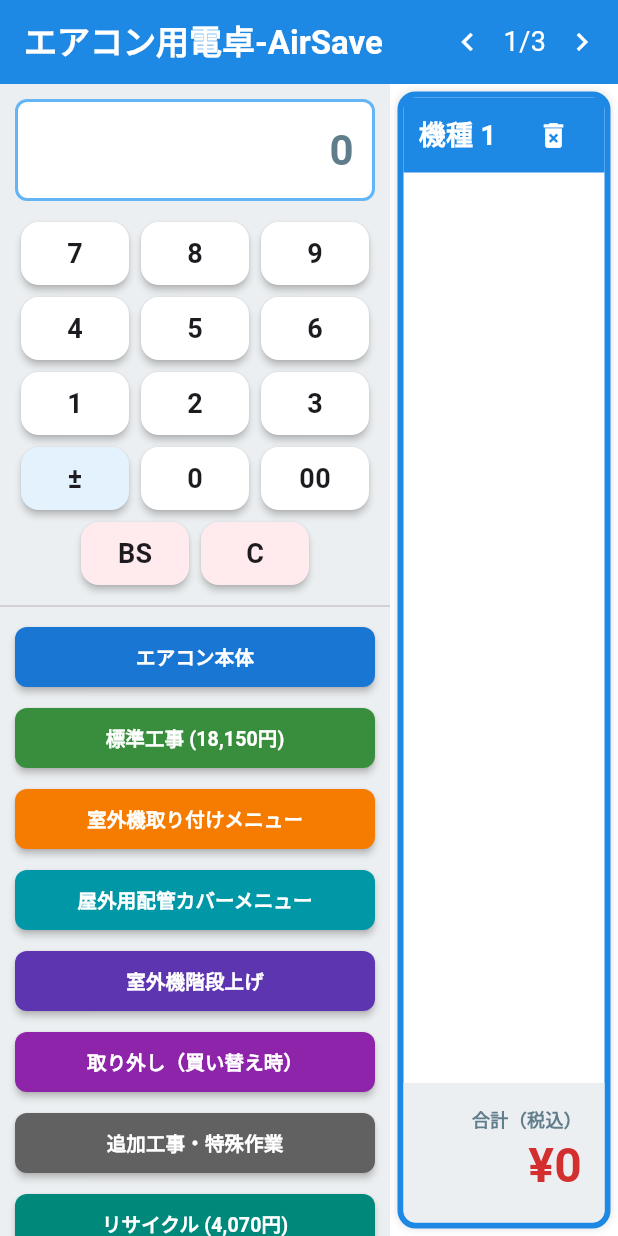
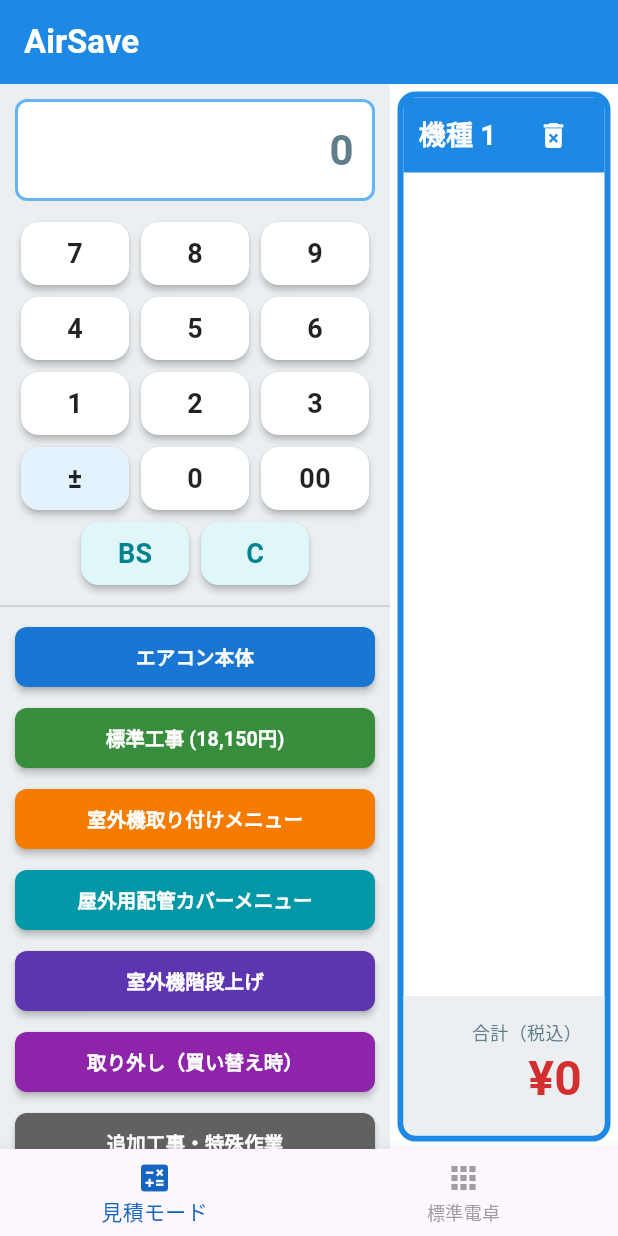
Before and after one commit to k-kei1412/Air-Conditioner, a Flutter app: the screen it shows after launch, on a phone screen of 412 x 824 dp. Run offline on Flutter 3.47's test engine with Material 3 defaults, Android fonts, the phone set to English and light mode, and no system bars; our stand-ins replace shared_preferences.

Commit message:
Update main.dart

```diff
--- a/lib/main.dart
+++ b/lib/main.dart
@@ -6,10 +6,47 @@
 void main() {
   runApp(const MaterialApp(
     debugShowCheckedModeBanner: false,
-    home: NojimaThreeCalcPage(),
+    home: MainNavigationPage(),
   ));
 }
 
+// ---------------------------------------------------------
+// 画面切り替えを管理するメインページ
+// ---------------------------------------------------------
+class MainNavigationPage extends StatefulWidget {
+  const MainNavigationPage({super.key});
+  @override
+  State<MainNavigationPage> createState() => _MainNavigationPageState();
+}
+
+class _MainNavigationPageState extends State<MainNavigationPage> {
+  int _screenIndex = 0;
+  final List<Widget> _screens = [
+    const NojimaThreeCalcPage(), // 画面1: エアコン見積
+    const SimpleCalcPage(),      // 画面2: 標準電卓
+  ];
+
+  @override
+  Widget build(BuildContext context) {
+    return Scaffold(
+      body: _screens[_screenIndex],
+      bottomNavigationBar: BottomNavigationBar(
+        currentIndex: _screenIndex,
+        onTap: (index) => setState(() => _screenIndex = index),
+        selectedItemColor: Colors.blue[800],
+        unselectedItemColor: Colors.grey,
+        items: const [
+          BottomNavigationBarItem(icon: Icon(Icons.calculate), label: '見積モード'),
+          BottomNavigationBarItem(icon: Icon(Icons.apps), label: '標準電卓'),
+        ],
+      ),
+    );
+  }
+}
+
+// ---------------------------------------------------------
+// 画面1: エアコン見積モード (AirSave)
+// ---------------------------------------------------------
 class NojimaThreeCalcPage extends StatefulWidget {
   const NojimaThreeCalcPage({super.key});
   @override
@@ -20,16 +57,12 @@
   final formatter = NumberFormat("#,###");
   List<String> modelNames = ["機種 1", "機種 2", "機種 3"];
   List<List<dynamic>> allData = [[], [], []];
-
   int selectedIndex = 0;
   String currentInput = "0";
   bool isNegative = false;
 
   @override
-  void initState() {
-    super.initState();
-    _loadData();
-  }
+  void initState() { super.initState(); _loadData(); }
 
   Future<void> _loadData() async {
     final prefs = await SharedPreferences.getInstance();
@@ -74,50 +107,34 @@
         "name": name,
         "price": val
       });
-      currentInput = "0";
-      isNegative = false;
-      _saveData();
+      currentInput = "0"; isNegative = false; _saveData();
     });
   }
 
   void _editModelName(int index) {
     TextEditingController controller = TextEditingController(text: modelNames[index]);
-    showDialog(
-      context: context,
-      builder: (context) => AlertDialog(
+    showDialog(context: context, builder: (context) => AlertDialog(
       title: const Text('機種名の変更'),
       content: TextField(controller: controller, decoration: const InputDecoration(hintText: "例: ダイキン 6畳")),
       actions: [
         TextButton(onPressed: () => Navigator.pop(context), child: const Text('キャンセル')),
-          TextButton(onPressed: () {
-            setState(() { modelNames[index] = controller.text; _saveData(); });
-            Navigator.pop(context);
-          }, child: const Text('保存')),
+        TextButton(onPressed: () { setState(() { modelNames[index] = controller.text; _saveData(); }); Navigator.pop(context); }, child: const Text('保存')),
       ],
-      ),
-    );
+    ));
   }
 
   void _showMenu(String title, Map<String, double> items) {
-    showModalBottomSheet(
-      context: context,
-      shape: const RoundedRectangleBorder(borderRadius: BorderRadius.vertical(top: Radius.circular(20))),
-      builder: (context) => Container(
+    showModalBottomSheet(context: context, shape: const RoundedRectangleBorder(borderRadius: BorderRadius.vertical(top: Radius.circular(20))), builder: (context) => Container(
       padding: const EdgeInsets.all(16),
-        child: Column(
-          mainAxisSize: MainAxisSize.min,
-          children: [
+      child: Column(mainAxisSize: MainAxisSize.min, children: [
         Text(title, style: const TextStyle(fontWeight: FontWeight.bold, fontSize: 18)),
         const Divider(),
         ...items.entries.map((e) => ListTile(
-              title: Text(e.key),
-              trailing: Text("¥${formatter.format(e.value)}"),
+          title: Text(e.key), trailing: Text("¥${formatter.format(e.value)}"),
           onTap: () { _addItem(e.key, fixedPrice: e.value); Navigator.pop(context); },
         )),
-          ],
-        ),
-      ),
-    );
+      ]),
+    ));
   }
 
   @override
@@ -126,26 +143,18 @@
     return Scaffold(
       backgroundColor: Colors.white,
       appBar: AppBar(
-        title: const Text('エアコン用電卓-AirSave', style: TextStyle(color: Colors.white, fontWeight: FontWeight.bold)),
+        title: const Text('AirSave', style: TextStyle(color: Colors.white, fontWeight: FontWeight.bold)),
         backgroundColor: Colors.blue[600],
-        actions: isPortrait ? [
-          IconButton(icon: const Icon(Icons.chevron_left, color: Colors.white), onPressed: () => setState(() => selectedIndex = (selectedIndex - 1 + 3) % 3)),
-          Center(child: Text('${selectedIndex + 1}/3', style: const TextStyle(color: Colors.white, fontSize: 18))),
-          IconButton(icon: const Icon(Icons.chevron_right, color: Colors.white), onPressed: () => setState(() => selectedIndex = (selectedIndex + 1) % 3)),
-        ] : null,
       ),
-      body: Row(
-        children: [
+      body: Row(children: [
         Container(width: 260, color: Colors.blueGrey[50], child: _buildLeftPanel()),
         Expanded(child: isPortrait ? _buildPriceColumn(selectedIndex) : Row(children: List.generate(3, (i) => Expanded(child: _buildPriceColumn(i))))),
-        ],
-      ),
+      ]),
     );
   }
 
   Widget _buildLeftPanel() {
-    return Column(
-      children: [
+    return Column(children: [
       Container(
         margin: const EdgeInsets.all(10), padding: const EdgeInsets.all(12),
         width: double.infinity, decoration: BoxDecoration(color: Colors.white, border: Border.all(color: Colors.blue[300]!, width: 2), borderRadius: BorderRadius.circular(8)),
@@ -165,16 +174,17 @@
         _itemBtn("特割", Colors.red[600]!, () => _addItem("特割", isMinus: true)),
         const SizedBox(height: 20),
       ])),
-      ],
-    );
+    ]);
   }
 
   Widget _buildNumPad() {
     List<String> keys = ["7", "8", "9", "4", "5", "6", "1", "2", "3", "±", "0", "00", "BS", "C"];
     return Wrap(alignment: WrapAlignment.center, children: keys.map((k) => SizedBox(
       width: 80, height: 50,
-      child: Card(elevation: 2, color: (k == "C" || k == "BS") ? Colors.red[50] : (k == "±" ? Colors.blue[50] : Colors.white),
-        child: InkWell(onTap: () => _handleKey(k), child: Center(child: Text(k, style: const TextStyle(fontSize: 18, fontWeight: FontWeight.bold))))),
+      child: Card(elevation: 2,
+        // 見積モードのクリア系も寒色（水色系）に変更
+        color: (k == "C" || k == "BS") ? Colors.cyan[50] : (k == "±" ? Colors.blue[50] : Colors.white),
+        child: InkWell(onTap: () => _handleKey(k), child: Center(child: Text(k, style: TextStyle(fontSize: 18, fontWeight: FontWeight.bold, color: (k == "C" || k == "BS") ? Colors.cyan[800] : Colors.black87))))),
     )).toList());
   }
 
@@ -185,120 +195,113 @@
   Widget _buildPriceColumn(int index) {
     bool active = selectedIndex == index;
     double total = allData[index].fold(0.0, (sum, item) => sum + (item['price'] as double));
-    return GestureDetector(
-      onTap: () => setState(() => selectedIndex = index),
-      child: Container(
+    return Container(
       margin: const EdgeInsets.all(5),
-        decoration: BoxDecoration(border: Border.all(color: active ? Colors.blue[600]! : Colors.grey[300]!, width: active ? 4 : 1), borderRadius: BorderRadius.circular(12), color: Colors.white, boxShadow: active ? [const BoxShadow(color: Colors.black12, blurRadius: 4)] : null),
+      decoration: BoxDecoration(border: Border.all(color: active ? Colors.blue[600]! : Colors.grey[300]!, width: active ? 4 : 1), borderRadius: BorderRadius.circular(12), color: Colors.white),
       child: Column(children: [
-          InkWell(
-            onLongPress: () => _editModelName(index),
-            child: Container(height: 50, color: active ? Colors.blue[600] : Colors.grey[400], padding: const EdgeInsets.symmetric(horizontal: 10),
-              child: Row(mainAxisAlignment: MainAxisAlignment.spaceBetween, children: [
+        InkWell(onLongPress: () => _editModelName(index), onTap: () => setState(() => selectedIndex = index), child: Container(height: 50, color: active ? Colors.blue[600] : Colors.grey[400], padding: const EdgeInsets.symmetric(horizontal: 10), child: Row(mainAxisAlignment: MainAxisAlignment.spaceBetween, children: [
           Expanded(child: Text(modelNames[index], style: const TextStyle(color: Colors.white, fontWeight: FontWeight.bold, fontSize: 18), overflow: TextOverflow.ellipsis)),
           IconButton(icon: const Icon(Icons.delete_forever, color: Colors.white, size: 22), onPressed: () => setState(() { allData[index] = []; _saveData(); })),
+        ]))),
+        Expanded(child: ReorderableListView(padding: EdgeInsets.zero, onReorder: (oldIdx, newIdx) { setState(() { if (newIdx > oldIdx) newIdx -= 1; final item = allData[index].removeAt(oldIdx); allData[index].insert(newIdx, item); _saveData(); }); }, children: [
+          for (int i = 0; i < allData[index].length; i++) Container(key: ValueKey(allData[index][i]['id']), decoration: BoxDecoration(border: Border(bottom: BorderSide(color: Colors.grey[100]!))), child: ListTile(dense: true, leading: const Icon(Icons.drag_handle), title: Text(allData[index][i]['name'], style: const TextStyle(fontSize: 14)), subtitle: Text("¥${formatter.format(allData[index][i]['price'])}", style: TextStyle(color: allData[index][i]['price'] < 0 ? Colors.red[700] : Colors.black, fontWeight: FontWeight.w900, fontSize: 22)), onTap: () => _showEditDialog(index, i), trailing: IconButton(icon: const Icon(Icons.close), onPressed: () { setState(() { allData[index].removeAt(i); _saveData(); }); }))),
         ])),
-          ),
-          Expanded(
-            child: ReorderableListView(
-              padding: EdgeInsets.zero,
-              onReorder: (oldIdx, newIdx) {
+        Container(padding: const EdgeInsets.all(15), width: double.infinity, decoration: BoxDecoration(color: Colors.blueGrey[50], borderRadius: const BorderRadius.vertical(bottom: Radius.circular(8))), child: Column(crossAxisAlignment: CrossAxisAlignment.end, children: [ const Text('合計（税込）', style: TextStyle(fontSize: 12, color: Colors.blueGrey)), Text("¥${formatter.format(total)}", style: TextStyle(fontSize: 32, fontWeight: FontWeight.bold, color: Colors.red[700]))])),
+      ]),
+    );
+  }
+
+  void _showEditDialog(int mIdx, int iIdx) {
+    TextEditingController c = TextEditingController(text: allData[mIdx][iIdx]['price'].toInt().abs().toString());
+    bool isN = allData[mIdx][iIdx]['price'] < 0;
+    showDialog(context: context, builder: (context) => StatefulBuilder(builder: (context, setS) => AlertDialog(title: Text('${allData[mIdx][iIdx]['name']}修正'), content: Row(children: [TextButton(onPressed: () => setS(() => isN = !isN), child: Text(isN ? "マイナス" : "プラス")), Expanded(child: TextField(controller: c, keyboardType: TextInputType.number, autofocus: true))]), actions: [TextButton(onPressed: () => Navigator.pop(context), child: const Text('キャンセル')), ElevatedButton(onPressed: () { setState(() { double p = double.tryParse(c.text) ?? 0; allData[mIdx][iIdx]['price'] = isN ? -p.abs() : p.abs(); _saveData(); }); Navigator.pop(context); }, child: const Text('保存'))])));
+  }
+}
+
+// ---------------------------------------------------------
+// 画面2: シンプル標準電卓 (裏面用)
+// ---------------------------------------------------------
+class SimpleCalcPage extends StatefulWidget {
+  const SimpleCalcPage({super.key});
+  @override
+  State<SimpleCalcPage> createState() => _SimpleCalcPageState();
+}
+
+class _SimpleCalcPageState extends State<SimpleCalcPage> {
+  String _output = "0";
+  double _num1 = 0;
+  String _operand = "";
+  bool _isNew = true;
+
+  void _btnPressed(String val) {
     setState(() {
-                  if (newIdx > oldIdx) newIdx -= 1;
-                  final item = allData[index].removeAt(oldIdx);
-                  allData[index].insert(newIdx, item);
-                  _saveData();
+      if (val == "C") { _output = "0"; _num1 = 0; _operand = ""; _isNew = true; }
+      else if (val == "BS") {
+        if (_output.length > 1) { _output = _output.substring(0, _output.length - 1); } else { _output = "0"; _isNew = true; }
+      }
+      else if (val == "%") {
+        double current = double.tryParse(_output) ?? 0;
+        _output = (current / 100).toString();
+      }
+      else if (val == "+" || val == "-" || val == "×" || val == "÷") {
+        _num1 = double.tryParse(_output) ?? 0;
+        _operand = val;
+        _isNew = true;
+      }
+      else if (val == "=") {
+        double num2 = double.tryParse(_output) ?? 0;
+        double result = 0;
+        if (_operand == "+") result = _num1 + num2;
+        if (_operand == "-") result = _num1 - num2;
+        if (_operand == "×") result = _num1 * num2;
+        if (_operand == "÷") result = (num2 != 0) ? _num1 / num2 : 0;
+        _output = result.toString();
+        if (_output.endsWith(".0")) _output = _output.substring(0, _output.length - 2);
+        _operand = ""; _isNew = true;
+      }
+      else {
+        if (_isNew || _output == "0") { _output = val; _isNew = false; } else { _output += val; }
+      }
     });
-              },
+  }
+
+  @override
+  Widget build(BuildContext context) {
+    List<List<String>> grid = [
+      ["C", "BS", "%", "÷"],
+      ["7", "8", "9", "×"],
+      ["4", "5", "6", "-"],
+      ["1", "2", "3", "+"],
+      ["0", "00", ".", "="],
+    ];
+
+    return Scaffold(
+      backgroundColor: Colors.white,
+      appBar: AppBar(title: const Text("標準電卓", style: TextStyle(color: Colors.white)), backgroundColor: Colors.blueGrey[800], elevation: 0),
+      body: Column(
         children: [
-                for (int i = 0; i < allData[index].length; i++)
-                  Container(
-                    key: ValueKey(allData[index][i]['id'] ?? i.toString()),
-                    decoration: BoxDecoration(border: Border(bottom: BorderSide(color: Colors.grey[100]!))),
-                    child: ListTile(
-                      dense: true,
-                      leading: const Icon(Icons.drag_handle, color: Colors.grey),
-                      title: Text(
-                        allData[index][i]['name'] == "施策適用" || allData[index][i]['name'] == "値引き"
-                          ? "キャンペーン割"
-                          : allData[index][i]['name'],
-                        style: const TextStyle(fontSize: 14, fontWeight: FontWeight.w500)
-                      ),
-                      subtitle: Text("¥${formatter.format(allData[index][i]['price'])}",
-                        style: TextStyle(
-                          color: allData[index][i]['price'] < 0 ? Colors.red[700] : Colors.black,
-                          fontWeight: FontWeight.w900, fontSize: 22,
-                        )),
-                      onTap: () => _showEditDialog(index, i),
-                      trailing: IconButton(
-                        icon: const Icon(Icons.close, color: Colors.grey),
-                        onPressed: () {
-                          setState(() {
-                            allData[index].removeAt(i);
-                            _saveData();
-                          });
-                        },
-                      ),
-                    ),
-                  ),
+          Expanded(flex: 2, child: Container(alignment: Alignment.bottomRight, padding: const EdgeInsets.all(24), child: Text(_output, style: const TextStyle(fontSize: 70, fontWeight: FontWeight.w300)))),
+          Expanded(flex: 5, child: Container(padding: const EdgeInsets.all(8), child: Column(children: grid.map((row) => Expanded(child: Row(children: row.map((char) => Expanded(child: Padding(padding: const EdgeInsets.all(4), child: _buildCalcButton(char)))).toList()))).toList()))),
         ],
-            ),
-          ),
-          Container(padding: const EdgeInsets.all(15), width: double.infinity, decoration: BoxDecoration(color: Colors.blueGrey[50], borderRadius: const BorderRadius.vertical(bottom: Radius.circular(8))),
-            child: Column(crossAxisAlignment: CrossAxisAlignment.end, children: [
-              const Text('合計（税込）', style: TextStyle(fontSize: 12, color: Colors.blueGrey, fontWeight: FontWeight.bold)),
-              Text("¥${formatter.format(total)}", style: TextStyle(fontSize: 32, fontWeight: FontWeight.bold, color: Colors.red[700])),
-            ])),
-        ]),
       ),
     );
   }
 
-  void _showEditDialog(int modelIdx, int itemIdx) {
-    TextEditingController controller = TextEditingController(text: allData[modelIdx][itemIdx]['price'].toInt().abs().toString());
-    bool isNeg = allData[modelIdx][itemIdx]['price'] < 0;
-    showDialog(
-      context: context,
-      builder: (context) => StatefulBuilder(
-        builder: (context, setDialogState) => AlertDialog(
-          title: Text('${allData[modelIdx][itemIdx]['name']} の修正'),
-          content: Column(
-            mainAxisSize: MainAxisSize.min,
-            children: [
-              Row(
-                children: [
-                  TextButton(
-                    onPressed: () => setDialogState(() => isNeg = !isNeg),
-                    child: Text(isNeg ? "マイナス" : "プラス", style: TextStyle(color: isNeg ? Colors.red : Colors.blue)),
+  Widget _buildCalcButton(String label) {
+    bool isOperator = ["÷", "×", "-", "+", "="].contains(label);
+    // クリア系（C, BS, %）を寒色系に設定
+    bool isClearAction = ["C", "BS", "%"].contains(label);
+
+    return ElevatedButton(
+      onPressed: () => _btnPressed(label),
+      style: ElevatedButton.styleFrom(
+        // クリア系は水色・青系、演算子は薄オレンジ、その他は白
+        backgroundColor: isClearAction ? Colors.cyan[100] : (isOperator ? Colors.orange[100] : Colors.white),
+        foregroundColor: isClearAction ? Colors.cyan[900] : (isOperator ? Colors.orange[900] : Colors.black87),
+        elevation: 2,
+        shape: RoundedRectangleBorder(borderRadius: BorderRadius.circular(12)),
       ),
-                  Expanded(
-                    child: TextField(
-                      controller: controller,
-                      keyboardType: TextInputType.number,
-                      autofocus: true,
-                      decoration: const InputDecoration(suffixText: "円", hintText: "金額"),
-                    ),
-                  ),
-                ],
-              ),
-            ],
-          ),
-          actions: [
-            TextButton(onPressed: () => Navigator.pop(context), child: const Text('キャンセル')),
-            ElevatedButton(
-              onPressed: () {
-                setState(() {
-                  double p = double.tryParse(controller.text) ?? 0;
-                  allData[modelIdx][itemIdx]['price'] = isNeg ? -p.abs() : p.abs();
-                  _saveData();
-                });
-                Navigator.pop(context);
-              },
-              child: const Text('保存'),
-            ),
-          ],
-        ),
-      ),
+      child: Text(label, style: const TextStyle(fontSize: 22, fontWeight: FontWeight.bold)),
     );
   }
 }
```
Lines whose indentation alone changed are shown as unchanged.
